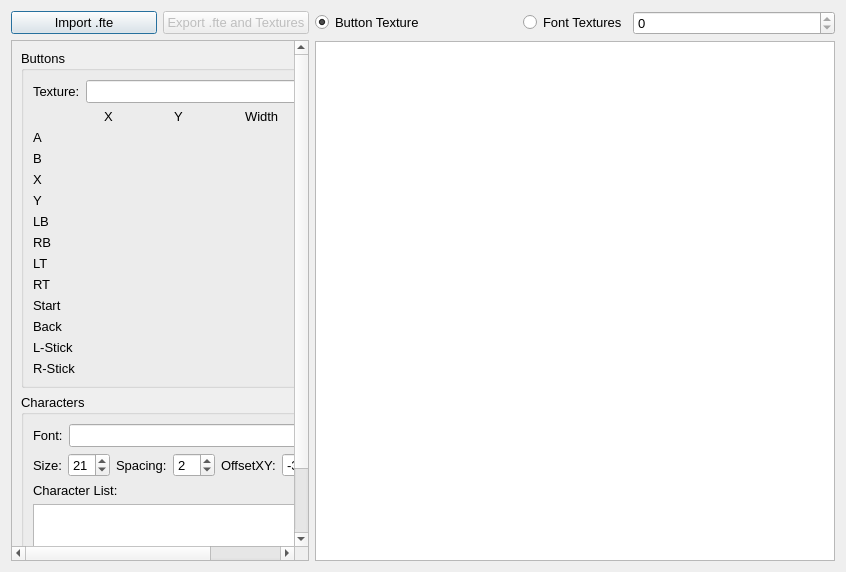
Above: databasegenerator.ui from brianuuu/fcoEditor before the change. Below: the same form after it.
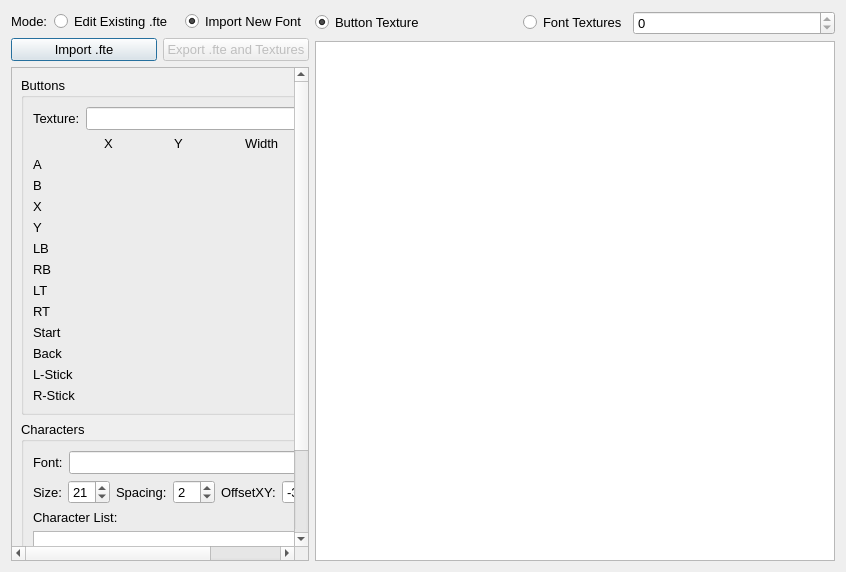
That is the form after the change. Custom widgets are drawn as their Qt base class.

```diff
--- a/databasegenerator.ui
+++ b/databasegenerator.ui
@@ -21,6 +21,46 @@
   <layout class="QHBoxLayout" name="horizontalLayout">
    <item>
     <layout class="QVBoxLayout" name="verticalLayout">
+     <item>
+      <layout class="QHBoxLayout" name="horizontalLayout_7">
+       <item>
+        <widget class="QLabel" name="label_23">
+         <property name="sizePolicy">
+          <sizepolicy hsizetype="Maximum" vsizetype="Preferred">
+           <horstretch>0</horstretch>
+           <verstretch>0</verstretch>
+          </sizepolicy>
+         </property>
+         <property name="text">
+          <string>Mode:</string>
+         </property>
+        </widget>
+       </item>
+       <item>
+        <widget class="QRadioButton" name="RB_ModeEdit">
+         <property name="text">
+          <string>Edit Existing .fte</string>
+         </property>
+         <attribute name="buttonGroup">
+          <string notr="true">BG_Mode</string>
+         </attribute>
+        </widget>
+       </item>
+       <item>
+        <widget class="QRadioButton" name="RB_ModeNew">
+         <property name="text">
+          <string>Import New Font</string>
+         </property>
+         <property name="checked">
+          <bool>true</bool>
+         </property>
+         <attribute name="buttonGroup">
+          <string notr="true">BG_Mode</string>
+         </attribute>
+        </widget>
+       </item>
+      </layout>
+     </item>
      <item>
       <layout class="QHBoxLayout" name="horizontalLayout_2">
        <item>
@@ -53,7 +93,7 @@
           <x>0</x>
           <y>0</y>
           <width>304</width>
-          <height>520</height>
+          <height>495</height>
          </rect>
         </property>
         <layout class="QVBoxLayout" name="verticalLayout_3">
```
Left out of the diff: 10 changed lines with no effect on the pictures.
